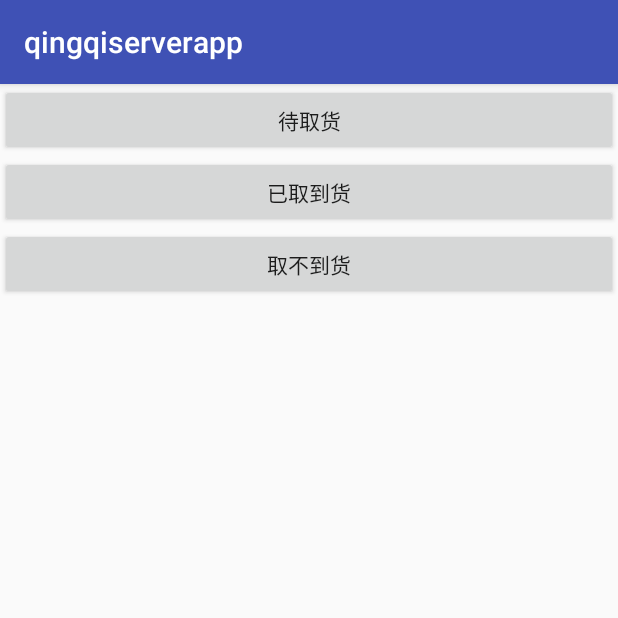
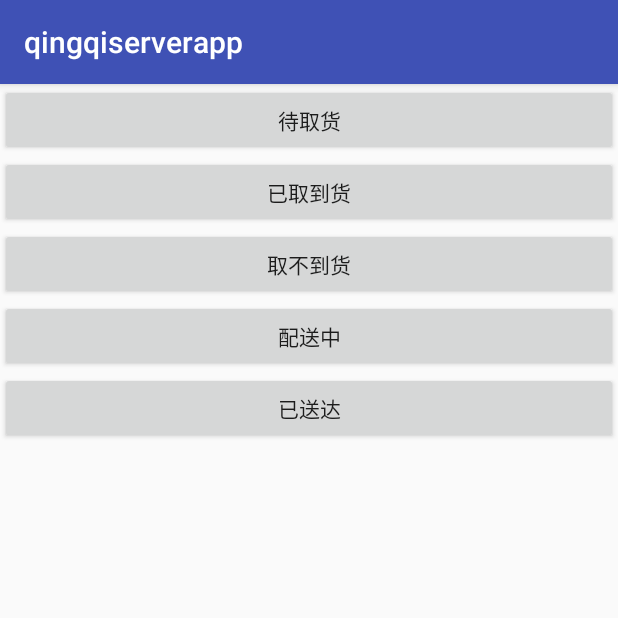
Before and after one commit to thingsareright/qingqiserverapp, an Android app: the PackageState screen opened directly, with no data from a screen before it, on a phone screen of 412 x 824 dp, the top half of it. Run offline under Robolectric (Android 15) with nearby library versions, the phone set to English and light mode, and no system bars.

Commit message:
做了一些适应性修改

```diff
--- a/app/src/main/java/com/example/qingqiserverapp/activity/PackageState.java
+++ b/app/src/main/java/com/example/qingqiserverapp/activity/PackageState.java
@@ -16,6 +16,9 @@ public class PackageState extends AppCompatActivity implements View.OnClickListe
     private Button wait_package_btn;
     private Button get_package_btn;
     private Button unget_package_btn;
+    private Button dispatching_package_btn;
+    private Button dispatched_package_btn;
+
 
     @Override
     protected void onCreate(Bundle savedInstanceState) {
@@ -26,10 +29,14 @@ public class PackageState extends AppCompatActivity implements View.OnClickListe
         wait_package_btn = (Button) findViewById(R.id.wait_package);
         get_package_btn = (Button) findViewById(R.id.get_package);
         unget_package_btn = (Button) findViewById(R.id.unget_package);
+        dispatching_package_btn = (Button) findViewById(R.id.dispatching_package);
+        dispatched_package_btn = (Button) findViewById(R.id.dispatched_package);
 
         wait_package_btn.setOnClickListener(this);
         get_package_btn.setOnClickListener(this);
         unget_package_btn.setOnClickListener(this);
+        dispatching_package_btn.setOnClickListener(this);
+        dispatched_package_btn.setOnClickListener(this);
     }
 
     @Override
@@ -53,6 +60,12 @@ public class PackageState extends AppCompatActivity implements View.OnClickListe
             case R.id.unget_package:
                 navigateToAnotherActivity(smsaddress,2);
                 break;
+            case R.id.dispatching_package:
+                navigateToAnotherActivity(smsaddress,3);
+                break;
+            case R.id.dispatched_package:
+                navigateToAnotherActivity(smsaddress,4);
+                break;
             default:
                 break;
         }
--- a/app/src/main/res/layout/activity_package_state.xml
+++ b/app/src/main/res/layout/activity_package_state.xml
@@ -25,4 +25,16 @@
         android:layout_height="wrap_content"
         android:text="取不到货"/>
 
+    <Button
+        android:id="@+id/dispatching_package"
+        android:layout_width="match_parent"
+        android:layout_height="wrap_content"
+        android:text="配送中"/>
+
+    <Button
+        android:id="@+id/dispatched_package"
+        android:layout_width="match_parent"
+        android:layout_height="wrap_content"
+        android:text="已送达"/>
+
 </LinearLayout>
```
